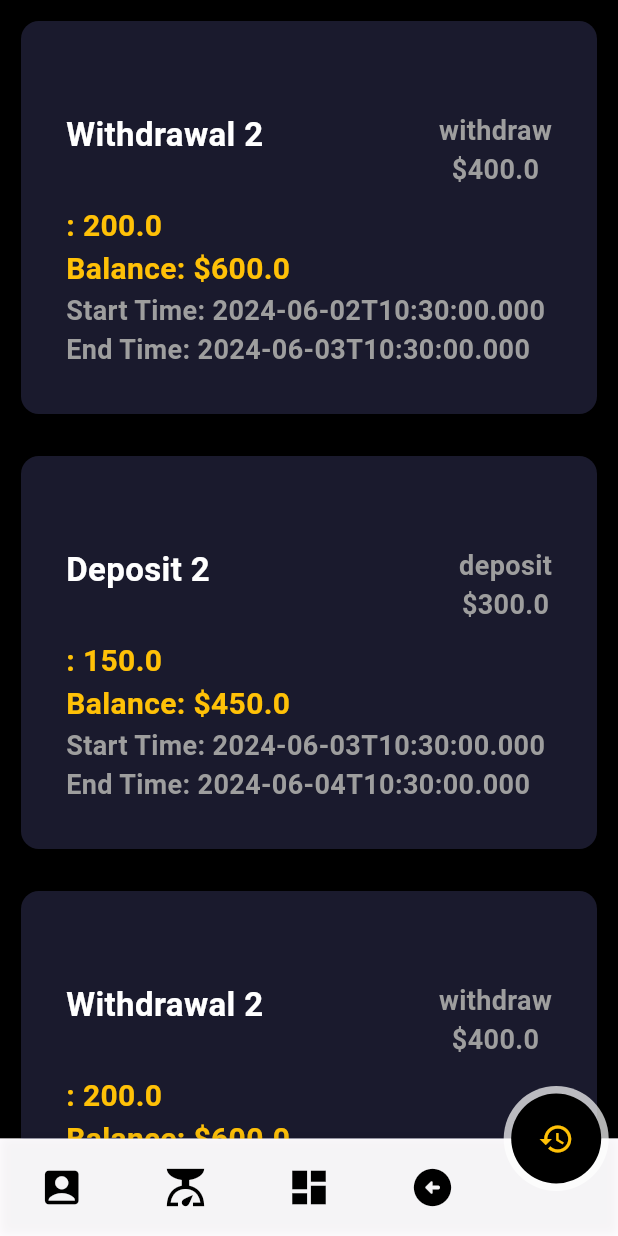
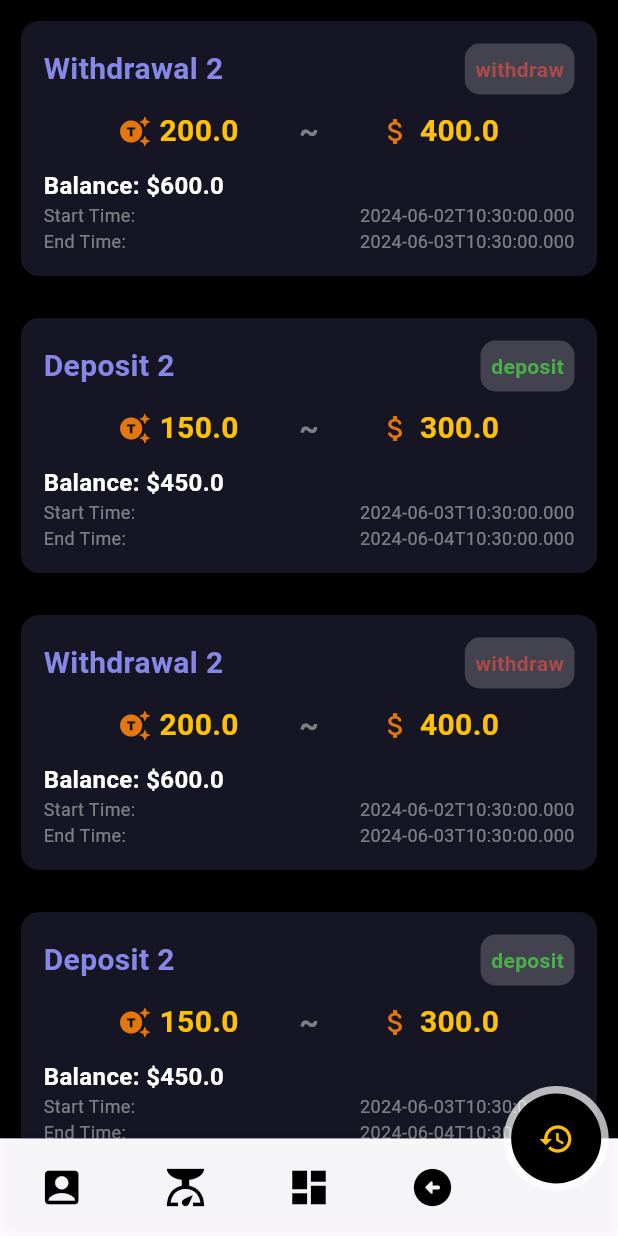
Before and after one commit to USTriett/vn-rust-hackathon, a Flutter app: the screen it shows after launch, item 5 of the bottom bar chosen, on a phone screen of 412 x 824 dp. Run offline on Flutter 3.47's test engine with Material 3 defaults, Android fonts, the phone set to English and light mode, and no system bars; our stand-ins replace animated_bottom_navigation_bar, infinite_carousel, motion_tab_bar; missing offline and left inert: in_app_notification, tab_container, walletconnect_dart, web3dart.

Commit message:
feat: UI history

```diff
--- a/lib/GUI/GUIComponents/gui_history_item.dart
+++ b/lib/GUI/GUIComponents/gui_history_item.dart
@@ -12,78 +12,152 @@ class HistoryItem extends StatelessWidget {
     return Padding(
       padding: const EdgeInsets.all(10.0),
       child: Card(
-        color: Color.fromARGB(50, 135, 135, 231),
+        color: Color.fromARGB(40, 135, 135, 231),
         child: Padding(
-          padding: const EdgeInsets.all(30.0),
+          padding: const EdgeInsets.all(15.0),
           child: Column(
             crossAxisAlignment: CrossAxisAlignment.start,
             children: [
+              // deposite 2 --- deposite & USD
               Row(
                 mainAxisAlignment: MainAxisAlignment.spaceBetween,
                 children: [
                   Text(
+                    // deposite (name)
                     item.name,
-                    style: const TextStyle(
+                    style: TextStyle(
+                      fontSize: 20,
+                      fontWeight: FontWeight.bold,
+                      color: Color.fromARGB(255, 135, 135, 231),
+                      // Color.fromARGB(255, 255, 255, 255),
+                    ),
+                  ),
+                  Container(
+                    padding: EdgeInsets.all(7),
+                    decoration: BoxDecoration(
+                        color: Color.fromARGB(50, 255, 255, 255),
+                        borderRadius: BorderRadius.circular(10)),
+                    child: Text(
+                      // deposite / withdraw
+                      '${item.type}',
+                      style: TextStyle(
+                        color: (item.type == "deposit"
+                            ? Color.fromARGB(255, 74, 175, 74)
+                            : Color.fromARGB(255, 175, 74, 74)),
                         fontWeight: FontWeight.bold,
-                        color: Colors.white,
-                        fontSize: 22),
+                        fontSize: 14,
+                      ),
+                    ),
                   ),
-                  Padding(
-                    padding: const EdgeInsets.fromLTRB(0, 30, 0, 10),
-                    child: Column(
+                ],
+              ),
+              // token ~ USD
+              Padding(
+                padding: const EdgeInsets.all(10.0),
+                child: Row(
+                  mainAxisAlignment: MainAxisAlignment.spaceEvenly,
+                  children: [
+                    Row(
                       children: [
-                        Text('${item.type}',
-                            style: const TextStyle(
-                                color: Colors.grey,
-                                fontWeight: FontWeight.bold,
-                                fontSize: 18)),
+                        Icon(
+                          Icons.generating_tokens,
+                          color: Color.fromARGB(255, 228, 118, 14),
+                          size: 22.0,
+                        ),
+                        SizedBox(
+                          width: 5,
+                        ),
                         Text(
-                          '\$${item.cash.toString()}',
+                          '${item.token.toString()}',
                           style: const TextStyle(
-                              color: Colors.grey,
                               fontWeight: FontWeight.bold,
-                              fontSize: 18),
+                              color: Colors.amber,
+                              fontSize: 20),
                         ),
                       ],
+                    ),
+                    Text(
+                      "~",
+                      style: const TextStyle(
+                        fontWeight: FontWeight.bold,
+                        color: Color.fromARGB(150, 200, 200, 200),
+                        fontSize: 20,
+                      ),
+                    ),
+                    Row(
+                      children: [
+                        Icon(
+                          Icons.attach_money,
+                          color: Color.fromARGB(255, 228, 118, 14),
+                          size: 22.0,
+                        ),
+                        SizedBox(
+                          width: 5,
+                        ),
+                        Text(
+                          '${item.cash.toString()}',
+                          style: const TextStyle(
+                              fontWeight: FontWeight.bold,
+                              color: Colors.amber,
+                              fontSize: 20),
+                        ),
+                      ],
+                    ),
+                  ],
+                ),
+              ),
+              Row(
+                // mainAxisAlignment: MainAxisAlignment.end,
+                children: [
+                  Text(
+                    'Balance: \$${item.balance.toString()}',
+                    style: TextStyle(
+                      fontSize: 16,
+                      fontWeight: FontWeight.bold,
+                      color: Color.fromARGB(255, 255, 255, 255),
                     ),
                   ),
                 ],
               ),
               Row(
+                mainAxisAlignment: MainAxisAlignment.spaceBetween,
                 children: [
                   Text(
-                    ': ${item.token.toString()}',
+                    'Start Time:',
                     style: const TextStyle(
-                        fontWeight: FontWeight.bold,
-                        color: Colors.amber,
-                        fontSize: 20),
+                        // fontWeight: FontWeight.bold,
+                        color: Color.fromARGB(150, 200, 200, 200),
+                        fontSize: 12),
+                  ),
+                  Text(
+                    item.startTime.toIso8601String(),
+                    style: const TextStyle(
+                        // fontWeight: FontWeight.bold,
+                        color: Color.fromARGB(150, 200, 200, 200),
+                        fontSize: 12),
                   ),
                 ],
               ),
               Row(
+                mainAxisAlignment: MainAxisAlignment.spaceBetween,
                 children: [
                   Text(
-                    'Balance: \$${item.balance.toString()}',
+                    'End Time:',
                     style: const TextStyle(
-                        fontWeight: FontWeight.bold,
-                        color: Colors.amber,
-                        fontSize: 20),
+                      // fontWeight: FontWeight.bold,
+                      color: Color.fromARGB(150, 200, 200, 200),
+                      fontSize: 12,
+                    ),
+                  ),
+                  Text(
+                    item.endTime.toIso8601String(),
+                    style: const TextStyle(
+                      // fontWeight: FontWeight.bold,
+                      color: Color.fromARGB(150, 200, 200, 200),
+                      fontSize: 12,
+                    ),
                   ),
                 ],
-              ),
-              Text(
-                'Start Time: ${item.startTime.toIso8601String()}',
-                style: const TextStyle(
-                    fontWeight: FontWeight.bold,
-                    color: Colors.grey,
-                    fontSize: 18),
-              ),
-              Text(
-                'End Time: ${item.endTime.toIso8601String()}',
-                style: const TextStyle(
-                    fontWeight: FontWeight.bold,
-                    color: Colors.grey,
-                    fontSize: 18),
               ),
             ],
           ),
--- a/lib/GUI/gui_dashboard.dart
+++ b/lib/GUI/gui_dashboard.dart
@@ -81,9 +81,9 @@ class _GUIDashboardState extends State<GUIDashboard>
               fontSize: 13.0,
             ),
             colors: [
-              Color.fromARGB(50, 135, 135, 231),
-              Color.fromARGB(50, 231, 135, 135),
-              Color.fromARGB(50, 135, 231, 135),
+              Color.fromARGB(40, 135, 135, 231),
+              Color.fromARGB(40, 231, 135, 135),
+              Color.fromARGB(40, 135, 231, 135),
             ],
             tabs: [
               Text(BusinessDashboard.GetHeader(0)),
```
Also changed, not shown: lib/GUI/GUIComponents/GUIDashboard/gui_record.dart (+4 -3 lines).
